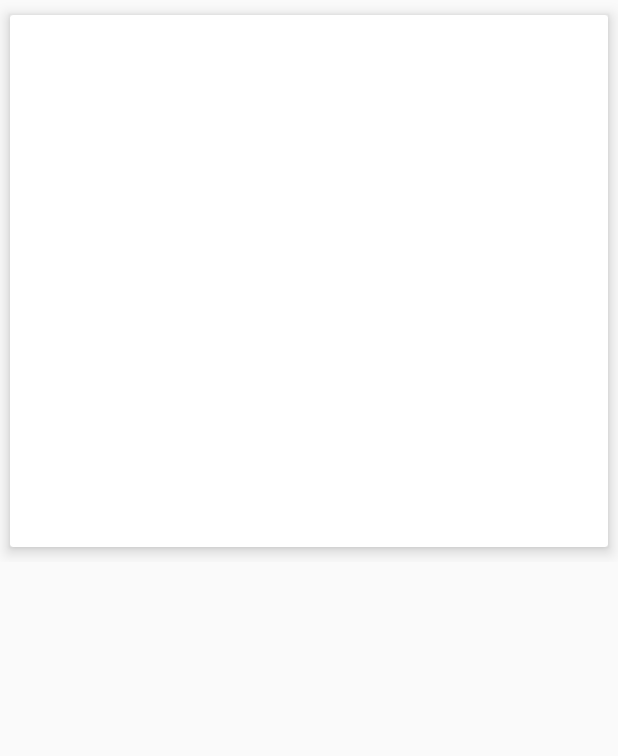
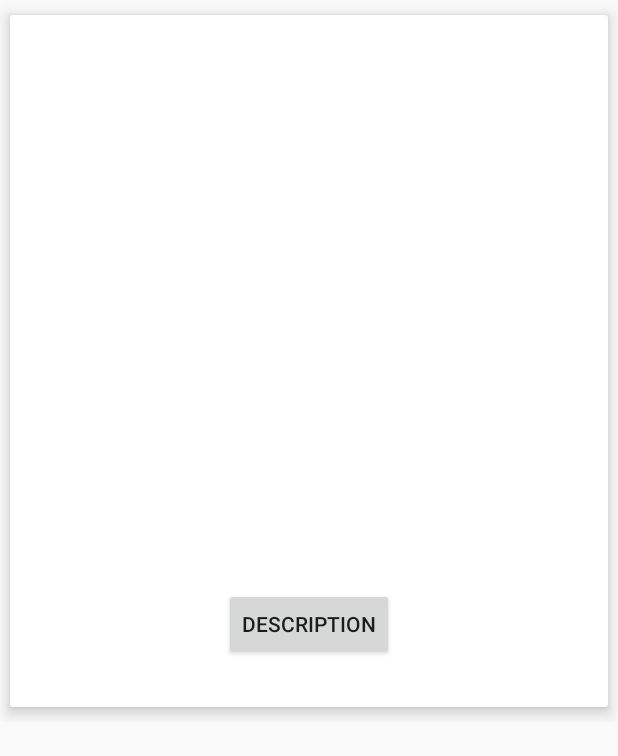
Before and after one commit to KingKongCoderr/NASA_APOD, an Android app: the layout cardviewitem.xml on its own in the app's theme, with its tools: preview values and no code run, on a phone screen of 412 x 824 dp. Shown: the top 756 px of the screen. Run offline under Robolectric (Android 15) with nearby library versions, the phone set to English and light mode, and no system bars.

Commit message:
Ui changes and bug fixes

```diff
--- a/app/build.gradle
+++ b/app/build.gradle
@@ -9,8 +9,8 @@ android {
         applicationId "jaihind.gobblessamerica.peerprogrammingretrofit"
         minSdkVersion 14
         targetSdkVersion 25
-        versionCode 11
-        versionName "4.1"
+        versionCode 12
+        versionName "5.0"
         testInstrumentationRunner "android.support.test.runner.AndroidJUnitRunner"
     }
     buildTypes {
--- a/app/src/main/res/layout/cardviewitem.xml
+++ b/app/src/main/res/layout/cardviewitem.xml
@@ -18,7 +18,9 @@
 
         <RelativeLayout
             android:layout_width="match_parent"
-            android:layout_height="wrap_content">
+            android:layout_height="wrap_content"
+            android:layout_gravity="center"
+            >
             <ImageView
 
                 android:layout_width="match_parent"
@@ -31,27 +33,49 @@
             <TextView
                 android:layout_width="wrap_content"
                 android:layout_height="wrap_content"
-                android:id="@+id/copyright_tv"
+                android:id="@+id/card_tv"
                 android:padding="4dp"
-                android:layout_below="@id/card_iv"
-                android:layout_alignParentLeft="true"
-                />
+                android:layout_centerHorizontal="true"
+                android:layout_below="@id/card_iv"/>
+
             <TextView
                 android:layout_width="wrap_content"
                 android:layout_height="wrap_content"
                 android:id="@+id/date_tv"
                 android:padding="4dp"
-                android:layout_below="@id/card_iv"
-                android:layout_alignParentRight="true"
+                android:layout_centerHorizontal="true"
+                android:layout_below="@id/card_tv"
                  />
+            <TextView
+                android:layout_width="wrap_content"
+                android:layout_height="wrap_content"
+                android:id="@+id/copyright_tv"
+                android:padding="4dp"
+                android:layout_below="@id/date_tv"
+                android:layout_centerHorizontal="true"
+                />
 
+            <Button
+                android:layout_width="wrap_content"
+                android:layout_height="wrap_content"
+                android:id="@+id/card_bt"
+                android:layout_centerHorizontal="true"
+                android:layout_below="@id/copyright_tv"
+                android:text="@string/description_button"/>
 
             <TextView
                 android:layout_width="wrap_content"
                 android:layout_height="wrap_content"
-                android:id="@+id/card_tv"
-                android:padding="4dp"
-                android:layout_below="@id/date_tv"/>
+                android:id="@+id/description_tv"
+                android:layout_below="@id/card_bt"
+                android:padding="6dp"
+                android:gravity="center"
+                />
+
+
+
+
+
 
 
         </RelativeLayout>
--- a/app/src/main/res/values/strings.xml
+++ b/app/src/main/res/values/strings.xml
@@ -8,4 +8,5 @@
     <string name="email_consent2">
         Note for image submissions: The APOD pages are collected annually on a CD-ROM, which is distributed free of charge to educators and the general public. If you would like your image to be considered for an APOD but do not want your image included in this CD-ROM collection, please let us know.
     </string>
+    <string name="description_button">DESCRIPTION</string>
 </resources>
```
Also changed, not shown: app/src/main/java/jaihind/gobblessamerica/peerprogrammingretrofit/Adapter/NasaAdapter.java (+22 -3 lines), app/src/main/java/jaihind/gobblessamerica/peerprogrammingretrofit/MainActivity.java (+17 -4 lines).
